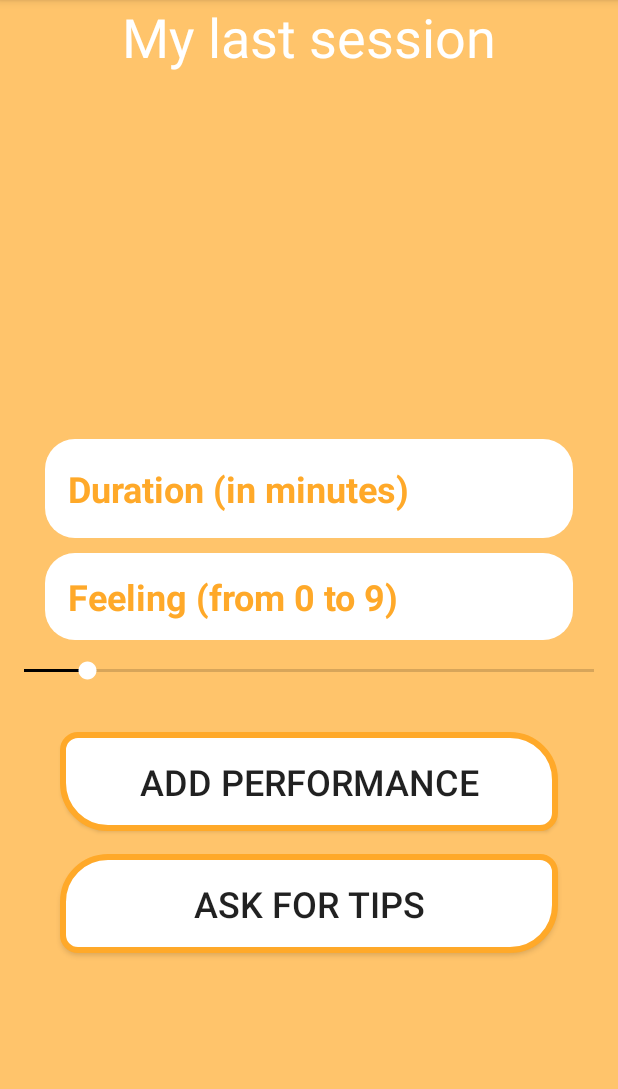
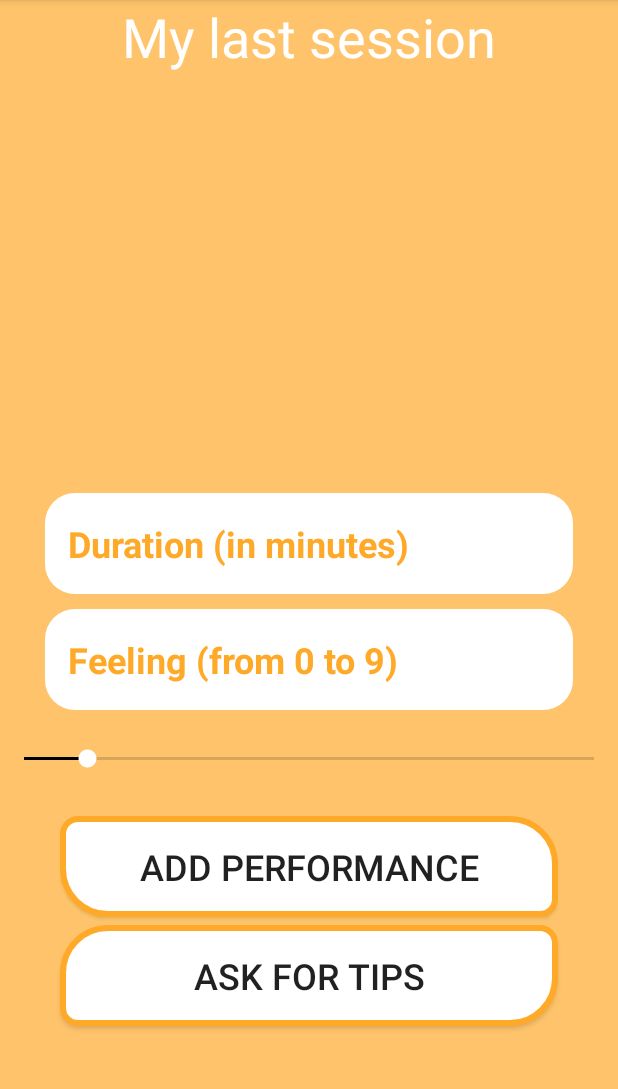
Before and after one commit to rafallmind/Volta, an Android app: the AnalyseSportActivity screen opened directly, with no data from a screen before it, on a phone screen of 412 x 824 dp, the part 84-1173 px from its top. Run offline under Robolectric (Android 15) with nearby library versions, the phone set to English and light mode, and no system bars; our stand-ins replace Firebase (no records; nobody signed in at launch, a user with empty details on screens opened directly); 1 statement that could not run was skipped.

Commit message:
affichage analyse clean

```diff
--- a/app/src/main/res/layout/session.xml
+++ b/app/src/main/res/layout/session.xml
@@ -1,11 +1,11 @@
 <?xml version="1.0" encoding="utf-8"?>
-
 
 
 <LinearLayout xmlns:android="http://schemas.android.com/apk/res/android"
     android:id="@+id/sessions"
     android:layout_width="match_parent"
     android:layout_height="match_parent"
+    android:layout_weight="1"
     android:background="@color/orange2"
     android:gravity="center"
     android:orientation="vertical">
@@ -14,6 +14,7 @@
         android:id="@+id/lastSession"
         android:layout_width="match_parent"
         android:layout_height="wrap_content"
+        android:layout_weight="1"
         android:text="@string/last_session"
         android:textAlignment="center"
         android:textColor="@color/white"
@@ -25,7 +26,7 @@
         android:layout_height="wrap_content"
         android:layout_weight="1"
         android:textColor="@color/white"
-        android:textSize="24sp" />
+        android:textSize="20sp" />
 
     <TextView
         android:id="@+id/leTemps"
@@ -33,7 +34,7 @@
         android:layout_height="wrap_content"
         android:layout_weight="1"
         android:textColor="@color/white"
-        android:textSize="24sp" />
+        android:textSize="20sp" />
 
     <TextView
         android:id="@+id/leRessenti"
@@ -41,7 +42,7 @@
         android:layout_height="wrap_content"
         android:layout_weight="1"
         android:textColor="@color/white"
-        android:textSize="24sp" />
+        android:textSize="20sp" />
 
     <EditText
         android:id="@+id/addTime"
@@ -61,16 +62,10 @@
         android:textSize="24sp"
         android:textStyle="bold" />
 
-    <LinearLayout
-        android:layout_width="match_parent"
-        android:layout_height="wrap_content"
-        android:layout_weight="1"
-        android:orientation="vertical">
-
     <EditText
         android:id="@+id/addFeeling"
         android:layout_width="match_parent"
-            android:layout_height="35dp"
+        android:layout_height="20dp"
         android:layout_marginLeft="30dp"
         android:layout_marginTop="10dp"
         android:layout_marginRight="30dp"
@@ -89,52 +84,57 @@
         android:id="@+id/seekBar"
         android:layout_width="match_parent"
         android:layout_height="wrap_content"
+        android:layout_marginBottom="5dp"
         android:layout_weight="1"
         android:max="9"
         android:progress="1"
-            android:thumbTint="@color/white"
         android:progressTint="@color/black"
-            android:layout_marginBottom="20dp"/>
-    </LinearLayout>
+        android:thumbTint="@color/white" />
 
     <Button
         android:id="@+id/btnAdd"
         android:layout_width="match_parent"
         android:layout_height="20dp"
+        android:layout_marginLeft="40dp"
+        android:layout_marginRight="40dp"
         android:layout_weight="1"
+        android:background="@drawable/sessionbtn2"
         android:text="@string/addperf"
-        android:textSize="24sp"
-        android:background="@drawable/sessionbtn2"
-        android:layout_marginRight="40dp"
-        android:layout_marginLeft="40dp"/>
-
+        android:textSize="24sp" />
 
     <Button
         android:id="@+id/btnTip"
         android:layout_width="match_parent"
         android:layout_height="20dp"
+        android:layout_marginLeft="40dp"
+        android:layout_marginTop="5dp"
+        android:layout_marginRight="40dp"
         android:layout_weight="1"
+        android:background="@drawable/sessionbtn"
         android:text="@string/asktips"
-        android:textSize="24sp"
-        android:background="@drawable/sessionbtn"
-        android:layout_marginRight="40dp"
-        android:layout_marginLeft="40dp"
-        android:layout_marginTop="15dp"/>
+        android:textSize="24sp" />
+
+    <LinearLayout
+        android:layout_width="match_parent"
+        android:layout_height="wrap_content"
+        android:layout_weight="1"
+        android:orientation="vertical">
 
         <TextView
             android:id="@+id/TvTip"
             android:layout_width="match_parent"
             android:layout_height="wrap_content"
             android:layout_marginLeft="10dp"
-        android:layout_marginTop="20dp"
-        android:layout_marginBottom="50dp"
+            android:layout_marginTop="10dp"
+            android:layout_marginRight="10dp"
+            android:layout_marginBottom="10dp"
             android:layout_weight="1"
             android:text=" "
             android:textColor="@color/black"
             android:textSize="12sp"
             android:textStyle="normal" />
 
-
+    </LinearLayout>
 
 
 </LinearLayout>
```
Lines whose indentation alone changed are shown as unchanged.
